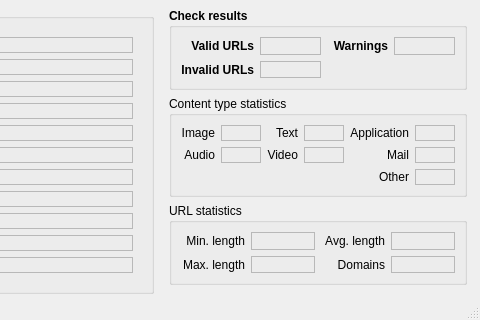
This is linkcheck/gui/ui/main.ui in wummel/linkchecker as Qt 5 draws it before an edit; both pictures show x 261 to 741 and y 307 to 627 of the 741 by 627 pixel window. The edited form follows.
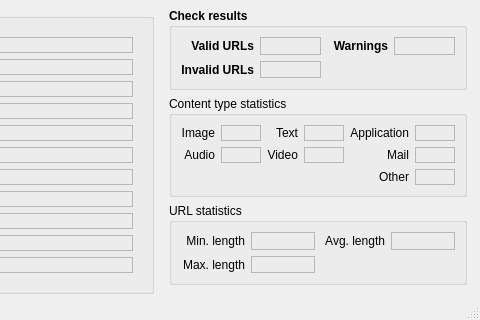
This is the edited form. Icons and pictures are not drawn. Custom widgets are drawn as their Qt base class.

Patch:
```diff
--- a/linkcheck/gui/ui/main.ui
+++ b/linkcheck/gui/ui/main.ui
@@ -1402,53 +1402,6 @@
               </property>
              </widget>
             </item>
-            <item row="1" column="2">
-             <widget class="QLabel" name="label_14">
-              <property name="sizePolicy">
-               <sizepolicy hsizetype="Minimum" vsizetype="Preferred">
-                <horstretch>0</horstretch>
-                <verstretch>0</verstretch>
-               </sizepolicy>
-              </property>
-              <property name="text">
-               <string>Domains</string>
-              </property>
-              <property name="alignment">
-               <set>Qt::AlignRight|Qt::AlignTrailing|Qt::AlignVCenter</set>
-              </property>
-             </widget>
-            </item>
-            <item row="1" column="3">
-             <widget class="QLabel" name="stats_domains">
-              <property name="sizePolicy">
-               <sizepolicy hsizetype="Minimum" vsizetype="Preferred">
-                <horstretch>0</horstretch>
-                <verstretch>0</verstretch>
-               </sizepolicy>
-              </property>
-              <property name="minimumSize">
-               <size>
-                <width>30</width>
-                <height>0</height>
-               </size>
-              </property>
-              <property name="frameShape">
-               <enum>QFrame::StyledPanel</enum>
-              </property>
-              <property name="frameShadow">
-               <enum>QFrame::Sunken</enum>
-              </property>
-              <property name="text">
-               <string/>
-              </property>
-              <property name="textFormat">
-               <enum>Qt::RichText</enum>
-              </property>
-              <property name="openExternalLinks">
-               <bool>true</bool>
-              </property>
-             </widget>
-            </item>
            </layout>
           </widget>
          </item>
```
